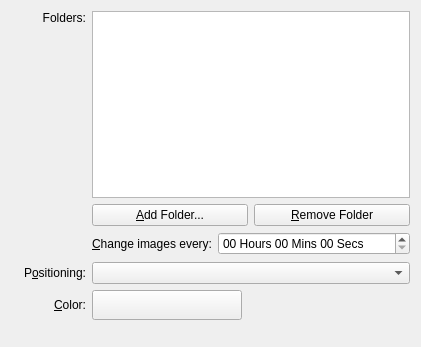
Before: the Qt Designer form plasma/wallpapers/image/slideshowconfig.ui in mgottschlag/kwin-tiling, drawn with Qt 5.
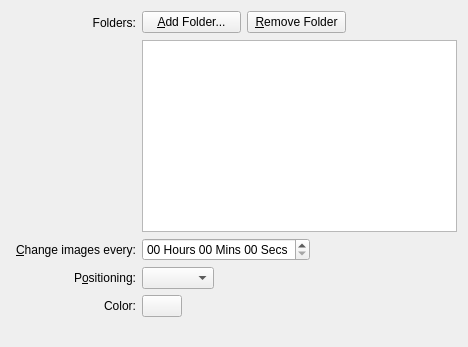
After: the same form once the commit is applied. Custom widgets are drawn as their Qt base class.

Commit message: new layout in the wallpaper configuration and some new features: -setup ui to chose color and different scaling/cropping in slideshow mode -textbox to set the containment name -activity and theme now are before wallpaper section -some reordering/aligning to conform to the HIG

```diff
--- a/plasma/wallpapers/image/slideshowconfig.ui
+++ b/plasma/wallpapers/image/slideshowconfig.ui
@@ -5,10 +5,16 @@
    <rect>
     <x>0</x>
     <y>0</y>
-    <width>410</width>
+    <width>468</width>
     <height>347</height>
    </rect>
   </property>
+  <property name="sizePolicy" >
+   <sizepolicy vsizetype="Fixed" hsizetype="Preferred" >
+    <horstretch>0</horstretch>
+    <verstretch>0</verstretch>
+   </sizepolicy>
+  </property>
   <layout class="QGridLayout" name="gridLayout" >
    <item row="0" column="0" >
     <widget class="QLabel" name="label" >
@@ -26,25 +32,7 @@
      </property>
     </widget>
    </item>
-   <item rowspan="2" row="0" column="1" colspan="3" >
-    <widget class="KListWidget" name="m_dirlist" />
-   </item>
-   <item row="1" column="0" >
-    <spacer name="verticalSpacer_2" >
-     <property name="orientation" >
-      <enum>Qt::Vertical</enum>
-     </property>
-     <property name="sizeHint" stdset="0" >
-      <size>
-       <width>20</width>
-       <height>162</height>
-      </size>
-     </property>
-    </spacer>
-   </item>
-   <item row="2" column="1" colspan="3" >
-    <layout class="QHBoxLayout" name="horizontalLayout" >
-     <item>
+   <item row="0" column="1" >
       <widget class="KPushButton" name="m_addDir" >
        <property name="sizePolicy" >
         <sizepolicy vsizetype="Fixed" hsizetype="Expanding" >
@@ -57,7 +45,7 @@
        </property>
       </widget>
      </item>
-     <item>
+   <item row="0" column="2" >
       <widget class="KPushButton" name="m_removeDir" >
        <property name="sizePolicy" >
         <sizepolicy vsizetype="Fixed" hsizetype="Expanding" >
@@ -70,19 +58,51 @@
        </property>
       </widget>
      </item>
-    </layout>
+   <item row="0" column="3" >
+    <spacer name="horizontalSpacer" >
+     <property name="orientation" >
+      <enum>Qt::Horizontal</enum>
+     </property>
+     <property name="sizeHint" stdset="0" >
+      <size>
+       <width>105</width>
+       <height>23</height>
+      </size>
+     </property>
+    </spacer>
    </item>
-   <item row="3" column="1" >
+   <item row="1" column="1" colspan="3" >
+    <widget class="KListWidget" name="m_dirlist" >
+     <property name="sizePolicy" >
+      <sizepolicy vsizetype="Maximum" hsizetype="Expanding" >
+       <horstretch>0</horstretch>
+       <verstretch>0</verstretch>
+      </sizepolicy>
+     </property>
+    </widget>
+   </item>
+   <item row="2" column="0" >
     <widget class="QLabel" name="label_2" >
+     <property name="minimumSize" >
+      <size>
+       <width>125</width>
+       <height>0</height>
+      </size>
+     </property>
      <property name="text" >
       <string>&amp;Change images every:</string>
      </property>
+     <property name="alignment" >
+      <set>Qt::AlignRight|Qt::AlignTrailing|Qt::AlignVCenter</set>
+     </property>
      <property name="buddy" >
       <cstring>m_slideshowDelay</cstring>
      </property>
     </widget>
    </item>
-   <item row="3" column="2" colspan="2" >
+   <item row="2" column="1" colspan="3" >
+    <layout class="QHBoxLayout" name="horizontalLayout_3" >
+     <item>
     <widget class="QTimeEdit" name="m_slideshowDelay" >
      <property name="dateTime" >
       <datetime>
@@ -109,20 +129,22 @@
      </property>
     </widget>
    </item>
-   <item row="4" column="1" >
-    <spacer name="verticalSpacer" >
+     <item>
+      <spacer name="horizontalSpacer_2" >
      <property name="orientation" >
-      <enum>Qt::Vertical</enum>
+        <enum>Qt::Horizontal</enum>
      </property>
      <property name="sizeHint" stdset="0" >
       <size>
-       <width>20</width>
-       <height>5</height>
+         <width>40</width>
+         <height>20</height>
       </size>
      </property>
     </spacer>
    </item>
-   <item row="5" column="0" >
+    </layout>
+   </item>
+   <item row="3" column="0" >
     <widget class="QLabel" name="label_4" >
      <property name="minimumSize" >
       <size>
@@ -141,7 +163,9 @@
      </property>
     </widget>
    </item>
-   <item row="5" column="1" colspan="3" >
+   <item row="3" column="1" colspan="3" >
+    <layout class="QHBoxLayout" name="horizontalLayout_2" >
+     <item>
     <widget class="QComboBox" name="m_resizeMethod" >
      <property name="sizePolicy" >
       <sizepolicy vsizetype="Fixed" hsizetype="Preferred" >
@@ -151,10 +175,25 @@
      </property>
     </widget>
    </item>
-   <item row="6" column="0" >
+     <item>
+      <spacer name="horizontalSpacer_3" >
+       <property name="orientation" >
+        <enum>Qt::Horizontal</enum>
+       </property>
+       <property name="sizeHint" stdset="0" >
+        <size>
+         <width>40</width>
+         <height>20</height>
+        </size>
+       </property>
+      </spacer>
+     </item>
+    </layout>
+   </item>
+   <item row="4" column="0" >
     <widget class="QLabel" name="label_5" >
      <property name="text" >
-      <string>&amp;Color:</string>
+      <string>Color:</string>
      </property>
      <property name="alignment" >
       <set>Qt::AlignRight|Qt::AlignTrailing|Qt::AlignVCenter</set>
@@ -164,20 +203,10 @@
      </property>
     </widget>
    </item>
-   <item row="6" column="1" colspan="2" >
+   <item row="4" column="1" colspan="3" >
+    <layout class="QHBoxLayout" name="horizontalLayout" >
+     <item>
     <widget class="KColorButton" name="m_color" >
-     <property name="sizePolicy" >
-      <sizepolicy vsizetype="Fixed" hsizetype="Minimum" >
-       <horstretch>0</horstretch>
-       <verstretch>0</verstretch>
-      </sizepolicy>
-     </property>
-     <property name="minimumSize" >
-      <size>
-       <width>150</width>
-       <height>30</height>
-      </size>
-     </property>
      <property name="color" >
       <color>
        <red>70</red>
@@ -194,28 +223,30 @@
      </property>
     </widget>
    </item>
-   <item row="6" column="3" >
-    <spacer name="spacer" >
+     <item>
+      <spacer name="horizontalSpacer_4" >
      <property name="orientation" >
       <enum>Qt::Horizontal</enum>
      </property>
      <property name="sizeHint" stdset="0" >
       <size>
-       <width>166</width>
+         <width>40</width>
        <height>20</height>
       </size>
      </property>
     </spacer>
    </item>
-   <item row="7" column="1" >
-    <spacer name="verticalSpacer_3" >
+    </layout>
+   </item>
+   <item row="5" column="1" colspan="2" >
+    <spacer name="verticalSpacer" >
      <property name="orientation" >
       <enum>Qt::Vertical</enum>
      </property>
      <property name="sizeHint" stdset="0" >
       <size>
-       <width>20</width>
-       <height>21</height>
+       <width>105</width>
+       <height>5</height>
       </size>
      </property>
     </spacer>
```
Left out of the diff: 3 changed lines with no effect on the pictures. Lines whose indentation alone changed are shown as unchanged. The commit also changes 4 other files.
